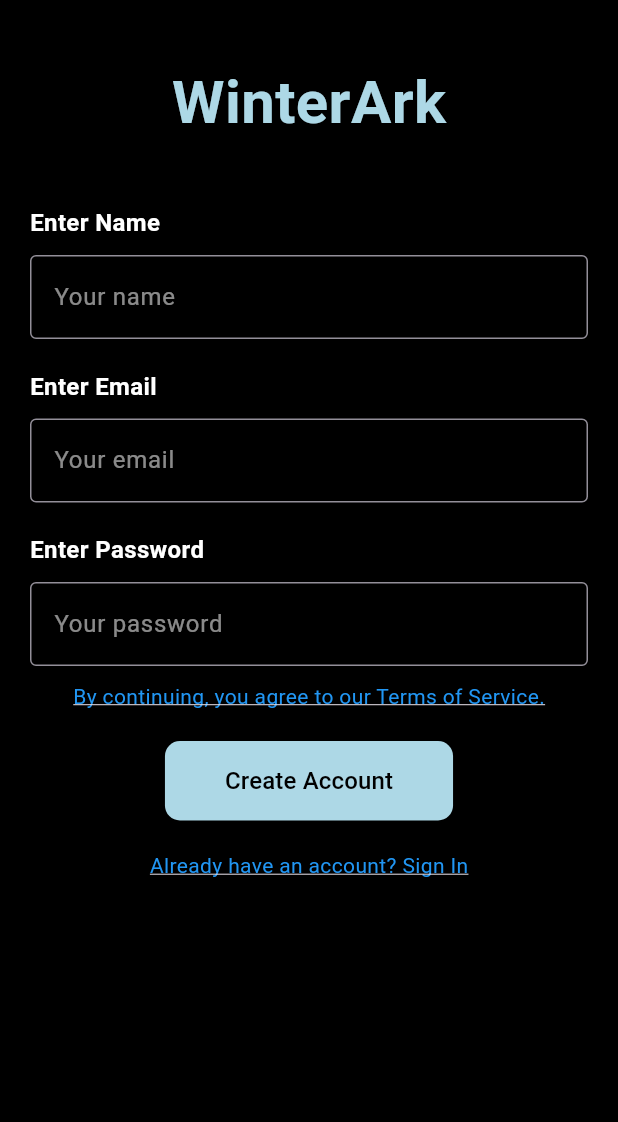
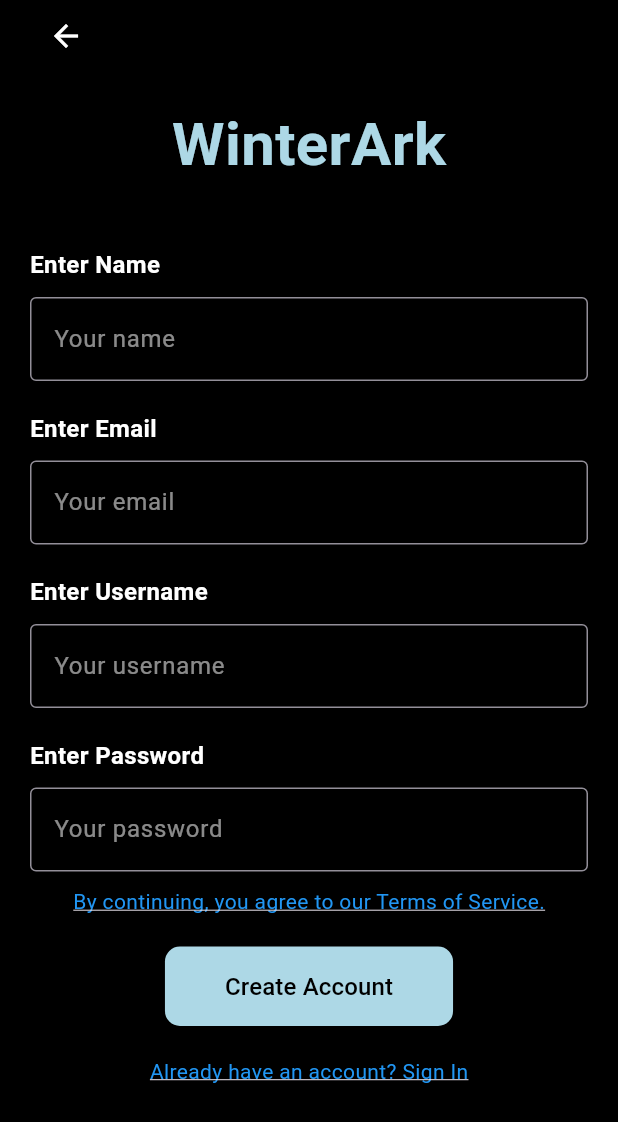
Before and after one commit to WinterArk/WinterArk, a Flutter app: the LoginScreen screen opened directly, on a phone screen of 412 x 824 dp. Shown: the top 1122 px of the screen. Run offline on Flutter 3.47's test engine with Material 3 defaults, Android fonts, the phone set to English and light mode, and no system bars.

Commit message:
Username Set Up
Added username functionality, tuned up the sign up and sign in pages

```diff
--- a/lib/api_service.dart
+++ b/lib/api_service.dart
@@ -1,25 +1,19 @@
 // api_service.dart
-// ignore_for_file: constant_identifier_names
-
 import 'package:http/http.dart' as http;
 import 'dart:convert';
 
 class ApiService {
-  // Use the correct BASE_URL for your emulator or device.
-  // For localhost
-  // http://10.0.2.2:3000
-  // Web Server
-  // http://18.234.214.233:3000
   static const String BASE_URL = 'http://18.234.214.233:3000';
 
-  // Updated Sign Up Method that accepts a name
-  static Future<Map<String, dynamic>> signUp(String name, String email, String password) async {
+  static Future<Map<String, dynamic>> signUp(
+      String name, String username, String email, String password) async {
     final url = Uri.parse('$BASE_URL/api/users/register');
     final response = await http.post(
       url,
       headers: {"Content-Type": "application/json"},
       body: json.encode({
-        "name": name,        // Now including name
+        "name": name,
+        "username": username,
         "email": email,
         "password": password,
       }),
@@ -32,14 +26,13 @@ class ApiService {
     }
   }
 
-  // Sign In Method remains the same
-  static Future<Map<String, dynamic>> signIn(String email, String password) async {
+  static Future<Map<String, dynamic>> signIn(String identifier, String password) async {
     final url = Uri.parse('$BASE_URL/api/users/login');
     final response = await http.post(
       url,
       headers: {"Content-Type": "application/json"},
       body: json.encode({
-        "email": email,
+        "identifier": identifier,
         "password": password,
       }),
     );
@@ -51,7 +44,6 @@ class ApiService {
     }
   }
 
-   // Verify Method for confirming email verification code
   static Future<Map<String, dynamic>> verify(String email, String code) async {
     final url = Uri.parse('$BASE_URL/api/users/verify');
     final response = await http.post(
@@ -70,7 +62,6 @@ class ApiService {
     }
   }
 
-   // Resend Verification method
   static Future<Map<String, dynamic>> resendVerification(String email) async {
     final url = Uri.parse('$BASE_URL/api/users/resend-verification');
     final response = await http.post(
--- a/lib/login_screen.dart
+++ b/lib/login_screen.dart
@@ -5,6 +5,7 @@ import 'package:flutter/material.dart';
 import 'api_service.dart'; // Make sure this file exists and is set up.
 import 'home_page.dart';
 import 'verification_screen.dart';
+import 'winterark_home.dart';
 
 class LoginScreen extends StatefulWidget {
   final bool isSignUp;
@@ -15,11 +16,9 @@ class LoginScreen extends StatefulWidget {
 }
 
 class _LoginScreenState extends State<LoginScreen> {
-  // Initialize local mode from the widget parameter.
   late bool _isSignUp = widget.isSignUp;
-
-  // Controllers for the input fields.
-  final TextEditingController _nameController = TextEditingController(); // Only for sign-up.
+  final TextEditingController _nameController = TextEditingController();
+  final TextEditingController _usernameOrEmailController = TextEditingController();
   final TextEditingController _emailController = TextEditingController();
   final TextEditingController _passwordController = TextEditingController();
 
@@ -64,9 +63,9 @@ class _LoginScreenState extends State<LoginScreen> {
       _isLoading = true;
     });
     try {
-    // Call the signUp API
       await ApiService.signUp(
         _nameController.text.trim(),
+        _usernameOrEmailController.text.trim(),
         _emailController.text.trim(),
         _passwordController.text.trim(),
       );
@@ -75,7 +74,6 @@ class _LoginScreenState extends State<LoginScreen> {
           content: Text('Account created successfully! Check your email for the verification code.'),
         ),
       );
-    // Navigate to the verification screen with the user's email
       Navigator.pushReplacement(
         context,
         MaterialPageRoute(
@@ -98,12 +96,10 @@ Future<void> _handleSignIn() async {
       _isLoading = true;
     });
     try {
-    // Attempt to sign in
       await ApiService.signIn(
-      _emailController.text.trim(),
+        _usernameOrEmailController.text.trim(),
         _passwordController.text.trim(),
       );
-    // If signIn succeeds, show success and go to home page
       ScaffoldMessenger.of(context).showSnackBar(
         const SnackBar(content: Text('Logged in successfully!')),
       );
@@ -112,15 +108,11 @@ Future<void> _handleSignIn() async {
         MaterialPageRoute(builder: (context) => const HomePage()),
       );
     } catch (e) {
-    // Convert the error to string
       String errorMessage = e.toString().toLowerCase();
-    // Check if the error indicates that the account is not verified
       if (errorMessage.contains("verify")) {
-      // Display a message or prompt the user
         ScaffoldMessenger.of(context).showSnackBar(
           const SnackBar(content: Text('Your account is not verified. Please check your email.')),
         );
-      // Navigate to the verification screen, passing the email for convenience
         Navigator.pushReplacement(
           context,
           MaterialPageRoute(
@@ -128,7 +120,6 @@ Future<void> _handleSignIn() async {
           ),
         );
       } else {
-      // For other errors, show the error message
         ScaffoldMessenger.of(context).showSnackBar(
           SnackBar(content: Text(e.toString())),
         );
@@ -140,10 +131,10 @@ Future<void> _handleSignIn() async {
     }
   }
 
-
   @override
   void dispose() {
     _nameController.dispose();
+    _usernameOrEmailController.dispose();
     _emailController.dispose();
     _passwordController.dispose();
     super.dispose();
@@ -159,13 +150,24 @@ Future<void> _handleSignIn() async {
           child: Column(
             crossAxisAlignment: CrossAxisAlignment.center,
             children: [
-              const SizedBox(height: 40),
+              Align(
+                alignment: Alignment.topLeft,
+                child: IconButton(
+                  icon: const Icon(Icons.arrow_back, color: Colors.white),
+                  onPressed: () {
+                    Navigator.pushReplacement(
+                      context,
+                      MaterialPageRoute(builder: (context) => WinterArkHome()),
+                    );
+                  },
+                ),
+              ),
+              const SizedBox(height: 20),
               const Text(
                 'WinterArk',
                 style: TextStyle(fontSize: 40, fontWeight: FontWeight.bold, color: Color(0xFFADD8E6)),
               ),
               const SizedBox(height: 40),
-              // Name field (only for sign-up).
               if (_isSignUp) ...[
                 Align(
                   alignment: Alignment.centerLeft,
@@ -185,8 +187,6 @@ Future<void> _handleSignIn() async {
                   ),
                 ),
                 const SizedBox(height: 20),
-              ],
-              // Email field.
                 Align(
                   alignment: Alignment.centerLeft,
                   child: const Text(
@@ -205,7 +205,26 @@ Future<void> _handleSignIn() async {
                   ),
                 ),
                 const SizedBox(height: 20),
-              // Password field.
+              ],
+              Align(
+                alignment: Alignment.centerLeft,
+                child: Text(
+                  _isSignUp ? 'Enter Username' : 'Username or Email',
+                  style: const TextStyle(
+                      fontSize: 16, fontWeight: FontWeight.bold, color: Colors.white),
+                ),
+              ),
+              const SizedBox(height: 10),
+              TextField(
+                controller: _usernameOrEmailController,
+                style: const TextStyle(color: Colors.white),
+                decoration: InputDecoration(
+                  hintText: _isSignUp ? 'Your username' : 'Your username or email',
+                  hintStyle: const TextStyle(color: Colors.white54),
+                  border: const OutlineInputBorder(),
+                ),
+              ),
+              const SizedBox(height: 20),
               Align(
                 alignment: Alignment.centerLeft,
                 child: const Text(
@@ -225,7 +244,6 @@ Future<void> _handleSignIn() async {
                 ),
               ),
               const SizedBox(height: 10),
-              // In sign-up mode, show the TOS link.
               if (_isSignUp)
                 GestureDetector(
                   onTap: _showTosDialog,
@@ -235,11 +253,12 @@ Future<void> _handleSignIn() async {
                   ),
                 ),
               const SizedBox(height: 20),
-              // Continue button: calls sign-up or sign-in handler.
               ElevatedButton(
                 onPressed: _isLoading
                     ? null
-                    : _isSignUp ? _handleSignUp : _handleSignIn,
+                    : _isSignUp
+                    ? _handleSignUp
+                    : _handleSignIn,
                 style: ElevatedButton.styleFrom(
                   backgroundColor: const Color(0xFFADD8E6),
                   padding: const EdgeInsets.symmetric(vertical: 15, horizontal: 40),
@@ -247,11 +266,12 @@ Future<void> _handleSignIn() async {
                 ),
                 child: _isLoading
                     ? const CircularProgressIndicator(valueColor: AlwaysStoppedAnimation<Color>(Colors.black))
-                    : Text(_isSignUp ? 'Create Account' : 'Log In',
-                    style: const TextStyle(color: Colors.black, fontSize: 16)),
+                    : Text(
+                  _isSignUp ? 'Create Account' : 'Log In',
+                  style: const TextStyle(color: Colors.black, fontSize: 16),
+                ),
               ),
               const SizedBox(height: 20),
-              // Toggle between sign in and sign up.
               GestureDetector(
                 onTap: () {
                   setState(() {
```
Lines whose indentation alone changed are shown as unchanged.
